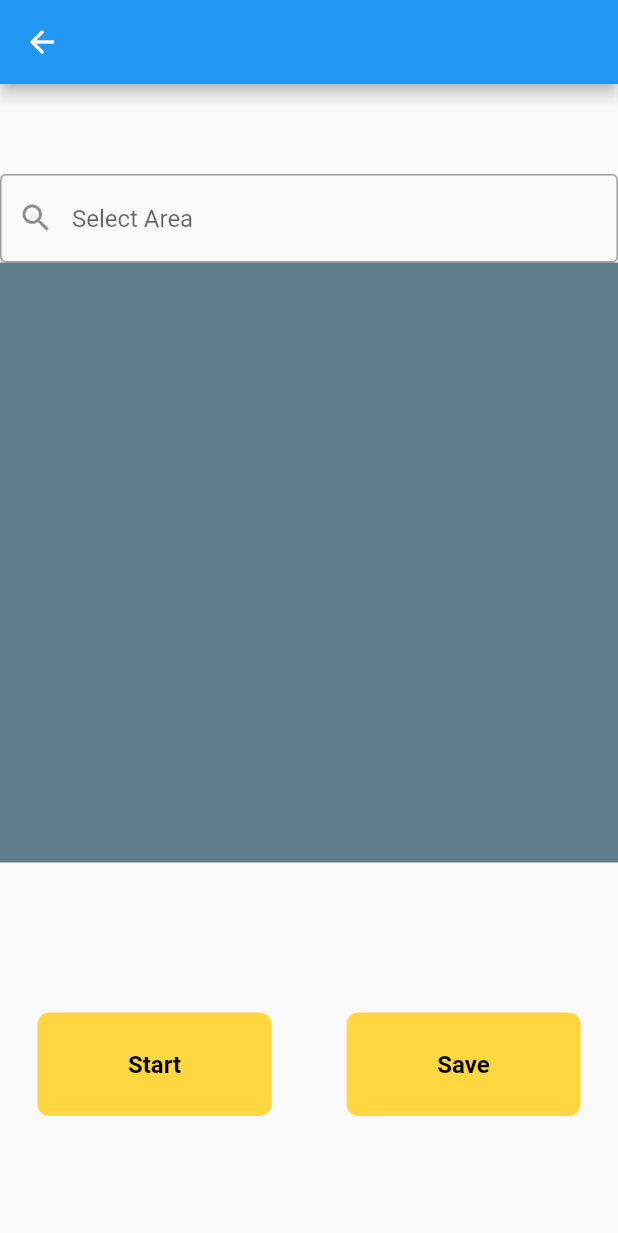
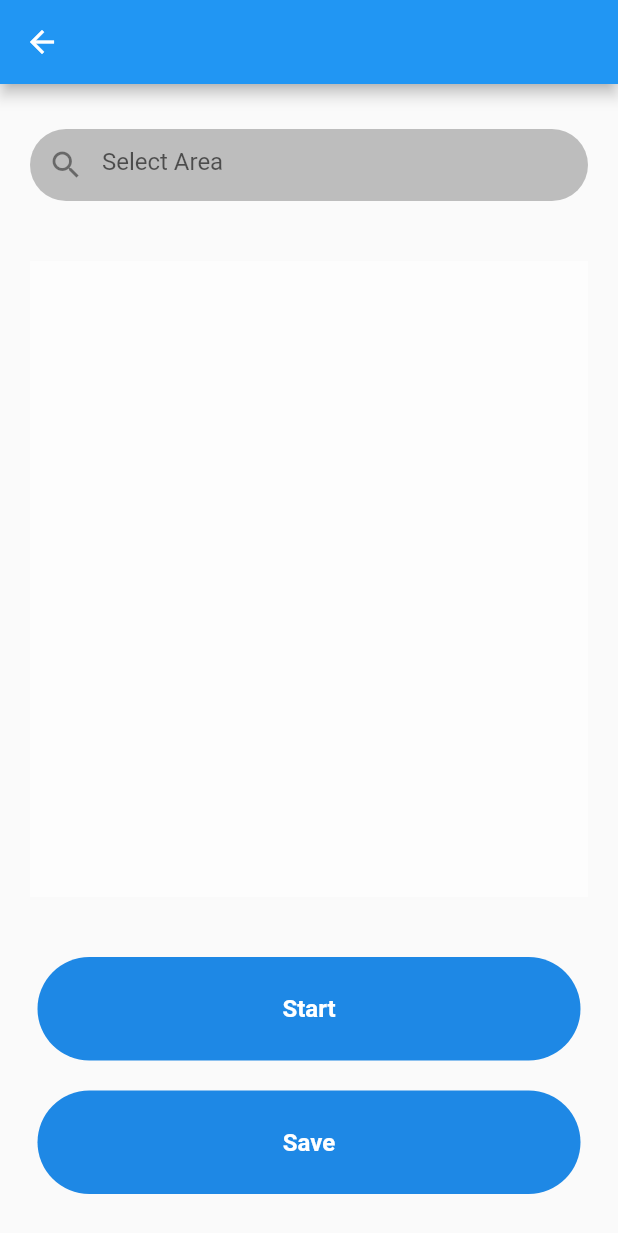
Before and after one commit to AkashCSanjeev/e_beat_goa_police, a Flutter app: the CreateRoute screen opened directly, on a phone screen of 412 x 824 dp. Shown: the top 1233 px of the screen. Run offline on Flutter 3.47's test engine with Material 2 defaults, Android fonts, the phone set to English and light mode, and no system bars; our stand-ins replace cloud_firestore, firebase_core, flutter_typeahead, geocoding, google_maps_flutter, local_auth and 5 more; missing offline and left inert: dart:ffi, flutter_polyline_points, geofence_service; accounts and stored records are empty.

Commit message:
improved create route ui

```diff
--- a/lib/components/my_button.dart
+++ b/lib/components/my_button.dart
@@ -46,14 +46,14 @@ class OverviewBtn extends StatelessWidget {
         padding: EdgeInsets.all(25.0),
         margin: EdgeInsets.symmetric(horizontal: 25),
         decoration: BoxDecoration(
-          color: Colors.amberAccent,
-          borderRadius: BorderRadius.circular(8),
+          color: Colors.blue.shade600,
+          borderRadius: BorderRadius.circular(70),
         ),
         child: Center(
           child: Text(
             lable,
             style: TextStyle(
-              color: Colors.black,
+              color: Colors.white,
               fontWeight: FontWeight.bold,
               fontSize: 16.0,
             ),
--- a/lib/screens/User/create_route.dart
+++ b/lib/screens/User/create_route.dart
@@ -79,19 +79,33 @@ class _CreateRouteState extends State<CreateRoute> {
       body: Column(
         children: [
           SizedBox(
-            height: 60,
+            height: 10,
           ),
-          TypeAheadFormField(
+          Padding(
+            padding: const EdgeInsets.all(20.0),
+            child: TypeAheadFormField(
                 debounceDuration: Duration(milliseconds: 500),
                 textFieldConfiguration: TextFieldConfiguration(
                     decoration: InputDecoration(
+                        filled: true,
+                        fillColor: Colors.grey.shade400,
                         prefixIcon: Icon(Icons.search),
-                      border: OutlineInputBorder(),
+                        focusedBorder: UnderlineInputBorder(
+                            borderRadius: BorderRadius.circular(30),
+                            borderSide: BorderSide.none),
+                        enabledBorder: UnderlineInputBorder(
+                            borderRadius: BorderRadius.circular(30),
+                            borderSide: BorderSide.none),
+                        border: InputBorder.none,
                         hintText: 'Select Area')),
                 onSuggestionSelected: (selectedArea) {},
                 itemBuilder: (context, Area index) {
                   return ListTile(
                     title: Text("${index.name}"),
+                    shape: BorderDirectional(
+                        bottom: BorderSide(
+                      color: Colors.black,
+                    )),
                     onTap: () {
                       print(index.id);
                       locations.add(index);
@@ -101,10 +115,12 @@ class _CreateRouteState extends State<CreateRoute> {
                   );
                 },
                 suggestionsCallback: getSuggestions),
+          ),
           Container(
+            margin: EdgeInsets.all(20),
             width: double.infinity,
-            height: 400,
-            color: Colors.blueGrey,
+            height: MediaQuery.of(context).size.height - 400,
+            color: Colors.white60,
             child: ListView.separated(
                 itemBuilder: (context, index) {
                   return ListTile(
@@ -127,21 +143,22 @@ class _CreateRouteState extends State<CreateRoute> {
                 itemCount: locations.length),
           ),
           SizedBox(
-            height: 100,
+            height: 20,
           ),
-          Row(
+          Column(
             children: [
-              Expanded(
-                  child: OverviewBtn(
+              OverviewBtn(
                 onTap: () {
                   Navigator.push(context, MaterialPageRoute(builder: (context) {
                     return RouteSummary(locations);
                   }));
                 },
                 lable: "Start",
-              )),
-              Expanded(
-                  child: OverviewBtn(
+              ),
+              SizedBox(
+                height: 20,
+              ),
+              OverviewBtn(
                 onTap: () {
                   showDialog(
                       context: context,
@@ -225,7 +242,7 @@ class _CreateRouteState extends State<CreateRoute> {
                           ));
                 },
                 lable: "Save",
-              )),
+              ),
             ],
           )
         ],
```
Lines whose indentation alone changed are shown as unchanged.
